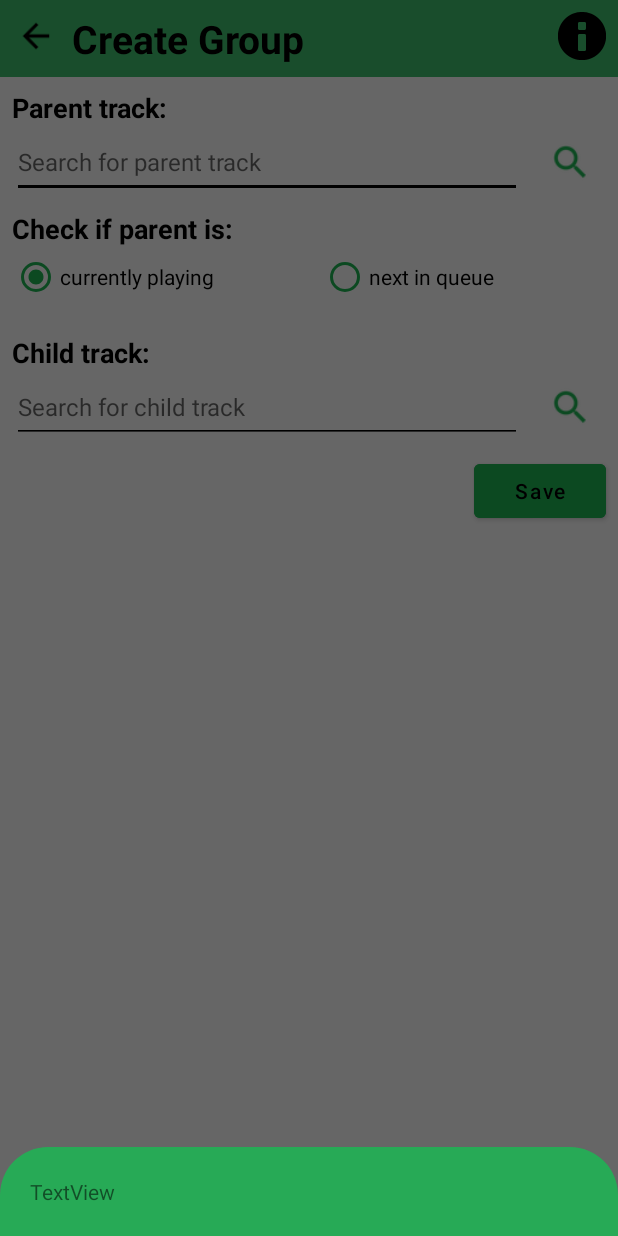
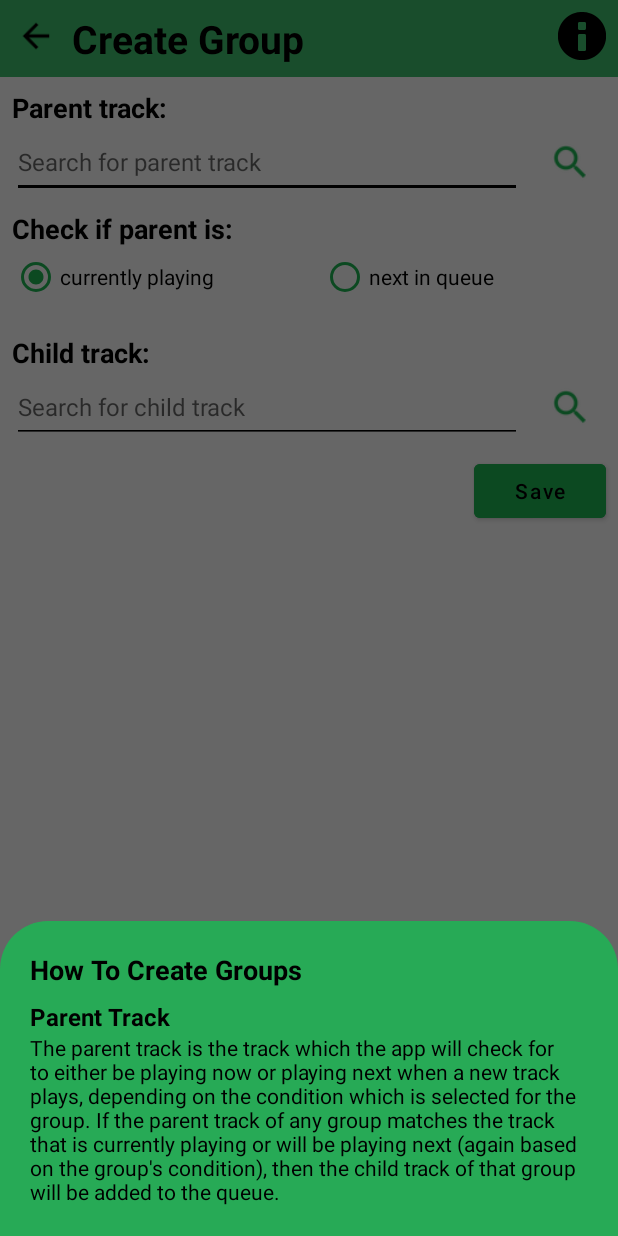
Before and after one commit to NathanCioppa/SpotifyAutoQueue, an Android app: the CreateGroupActivity screen opened directly, with no data from a screen before it, after a tap on an icon or button, on a phone screen of 412 x 824 dp. Run offline under Robolectric (Android 15) with nearby library versions, the phone set to English and light mode, and no system bars; pictures from the network do not load.

Commit message:
started to add create group info

```diff
--- a/app/src/main/java/com/example/spotifyautoqueue/CreateGroupActivity.java
+++ b/app/src/main/java/com/example/spotifyautoqueue/CreateGroupActivity.java
@@ -215,6 +215,7 @@ public class CreateGroupActivity extends AppCompatActivity {
     public void showInfoPopup(View button) {
         View view = getLayoutInflater().inflate(R.layout.bottom_sheet_create_activity_info, null);
         BottomSheetDialog dialog = new BottomSheetDialog(this,R.style.BottomSheetDialog);
+
         dialog.setContentView(view);
         dialog.show();
     }
--- a/app/src/main/res/layout/bottom_sheet_create_activity_info.xml
+++ b/app/src/main/res/layout/bottom_sheet_create_activity_info.xml
@@ -6,14 +6,46 @@
     style="@style/bottomSheet"
     >
 
-    <TextView
-        android:id="@+id/textView3"
+    <ScrollView
         android:layout_width="match_parent"
         android:layout_height="wrap_content"
-        android:layout_margin="20dp"
-        android:text="TextView"
+        android:maxHeight="500dp"
         app:layout_constraintBottom_toBottomOf="parent"
         app:layout_constraintEnd_toEndOf="parent"
         app:layout_constraintStart_toStartOf="parent"
-        app:layout_constraintTop_toTopOf="parent" />
+        app:layout_constraintTop_toTopOf="parent">
+
+        <LinearLayout
+            android:layout_width="match_parent"
+            android:layout_height="wrap_content"
+            android:orientation="vertical" >
+
+            <TextView
+                android:id="@+id/textView5"
+                style="@style/textColor"
+                android:layout_marginBottom="4dp"
+                android:layout_width="match_parent"
+                android:layout_height="wrap_content"
+                android:text="@string/info_create_group_title"
+                android:textSize="18sp"
+                android:textStyle="bold" />
+
+            <TextView
+                android:id="@+id/textView3"
+                style="@style/textColor"
+                android:layout_marginTop="4dp"
+                android:layout_width="match_parent"
+                android:layout_height="wrap_content"
+                android:text="@string/info_create_group_parent_title"
+                android:textSize="16sp"
+                android:textStyle="bold" />
+
+            <TextView
+                android:id="@+id/textView12"
+                style="@style/textColor"
+                android:layout_width="match_parent"
+                android:layout_height="wrap_content"
+                android:text="@string/info_create_group_parent" />
+        </LinearLayout>
+    </ScrollView>
 </androidx.constraintlayout.widget.ConstraintLayout>
--- a/app/src/main/res/values-night/themes.xml
+++ b/app/src/main/res/values-night/themes.xml
@@ -141,6 +141,7 @@
         <item name="android:background">@drawable/rounded_corners_top</item>
         <item name="android:backgroundTint">@color/off_black</item>
         <item name="android:layout_width">match_parent</item>
+        <item name="android:padding">20dp</item>
         <item name="android:layout_height">wrap_content</item>
     </style>
 
--- /dev/null
+++ b/app/src/main/res/values/strings_info_create_group.xml
@@ -0,0 +1,5 @@
+<resources>
+    <string name="info_create_group_title">How To Create Groups</string>
+    <string name="info_create_group_parent_title">Parent Track</string>
+    <string name="info_create_group_parent">The parent track is the track which the app will check for to either be playing now or playing next when a new track plays, depending on the condition which is selected for the group. If the parent track of any group matches the track that is currently playing or will be playing next (again based on the group\'s condition), then the child track of that group will be added to the queue.</string>
+</resources>
--- a/app/src/main/res/values/themes.xml
+++ b/app/src/main/res/values/themes.xml
@@ -155,6 +155,7 @@
         <item name="android:background">@drawable/rounded_corners_top</item>
         <item name="android:backgroundTint">@color/logo_green_transparent</item>
         <item name="android:layout_width">match_parent</item>
+        <item name="android:padding">20dp</item>
         <item name="android:layout_height">wrap_content</item>
     </style>
 
```
